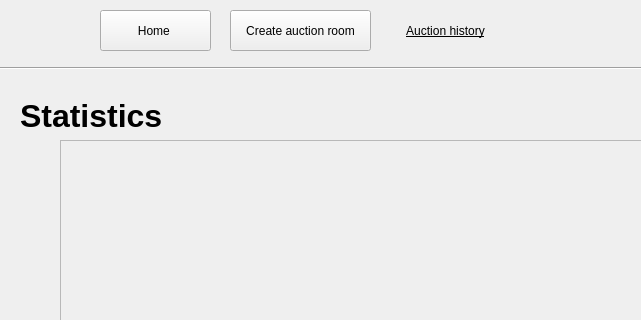
Before: the Qt Designer form GUI/historypage.ui in TuanAnhNguyenCo/Auction, drawn with Qt 5; both pictures show x 0 to 641 and y 0 to 320 of the 800 by 600 pixel window.
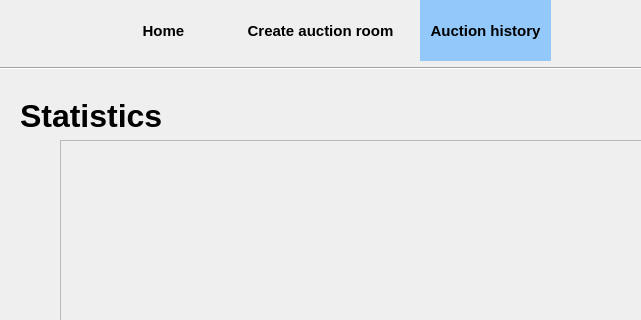
After: the same form once the commit is applied.

The edit to the form file:
```diff
--- a/GUI/historypage.ui
+++ b/GUI/historypage.ui
@@ -39,12 +39,31 @@
     <widget class="QPushButton" name="btn_createtab">
      <property name="geometry">
       <rect>
-       <x>230</x>
-       <y>10</y>
-       <width>141</width>
-       <height>41</height>
+       <x>210</x>
+       <y>0</y>
+       <width>221</width>
+       <height>61</height>
       </rect>
      </property>
+     <property name="cursor">
+      <cursorShape>PointingHandCursor</cursorShape>
+     </property>
+     <property name="styleSheet">
+      <string notr="true">QPushButton{border: none;
+    padding: 0;
+    background: none;
+  font-weight: bold;
+font-size :15px;
+   background-color: transparent; 
+    margin: 0 10px;
+ }
+QPushButton:hover {
+ background-color: rgb(37, 153, 255);
+ color: white;
+ }
+
+</string>
+     </property>
      <property name="text">
       <string>Create auction room</string>
      </property>
@@ -53,11 +72,30 @@
      <property name="geometry">
       <rect>
        <x>100</x>
-       <y>10</y>
-       <width>111</width>
-       <height>41</height>
+       <y>0</y>
+       <width>131</width>
+       <height>61</height>
       </rect>
      </property>
+     <property name="cursor">
+      <cursorShape>PointingHandCursor</cursorShape>
+     </property>
+     <property name="styleSheet">
+      <string notr="true">QPushButton{border: none;
+    padding: 0;
+    background: none;
+  font-weight: bold;
+font-size :15px;
+   background-color: transparent; 
+    margin: 0 10px;
+ }
+QPushButton:hover {
+ background-color: rgb(37, 153, 255);
+ color: white;
+ }
+
+</string>
+     </property>
      <property name="text">
       <string>Home </string>
      </property>
@@ -65,20 +103,32 @@
     <widget class="QPushButton" name="btn_historytab">
      <property name="geometry">
       <rect>
-       <x>390</x>
-       <y>10</y>
-       <width>111</width>
-       <height>41</height>
+       <x>410</x>
+       <y>0</y>
+       <width>151</width>
+       <height>61</height>
       </rect>
      </property>
      <property name="styleSheet">
-      <string notr="true">border: none;
+      <string notr="true">QPushButton{border: none;
     padding: 0;
     background: none;
- background-color: transparent; 
-    text-decoration: underline;
+  font-weight: bold;
+font-size :15px;
+   background-color: transparent; 
     margin: 0 10px;
+ background-color: ;
+	background-color: rgba(105, 183, 255, 176);
 
+ }
+QPushButton:hover {
+ background-color: rgb(37, 153, 255);
+ color: white;
+ }
+QPushButton:focus {
+ background-color: rgb(37, 153, 255);
+ color: white;
+ }
 
 </string>
      </property>
```
Left out of the diff: 3 changed lines with no effect on the pictures.
